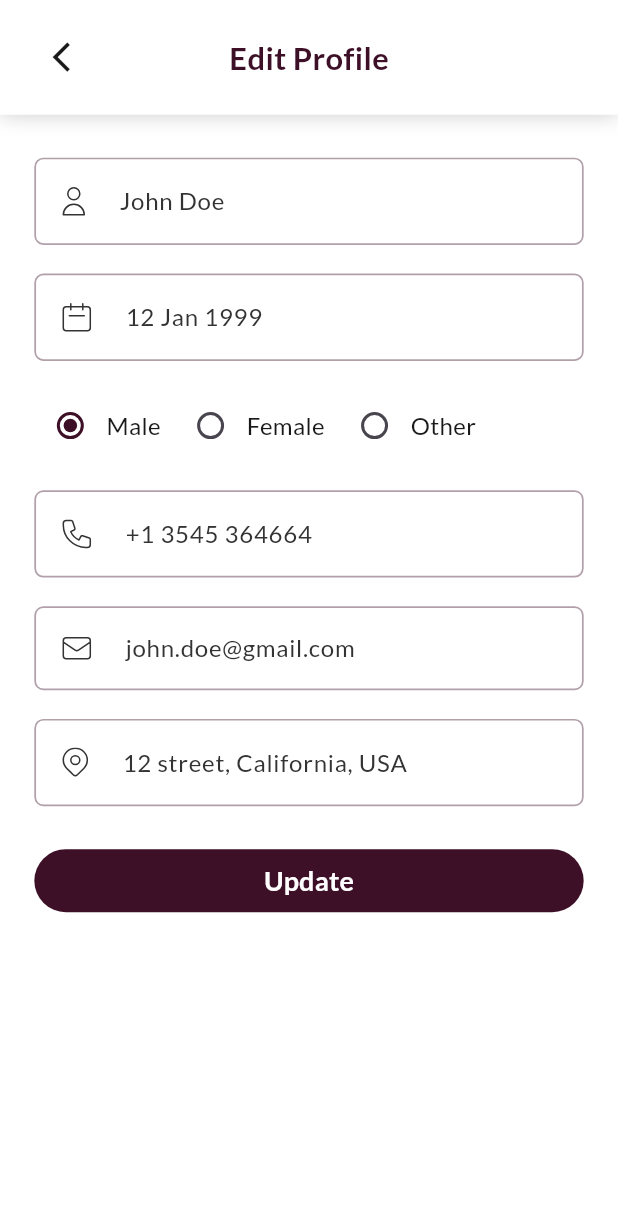
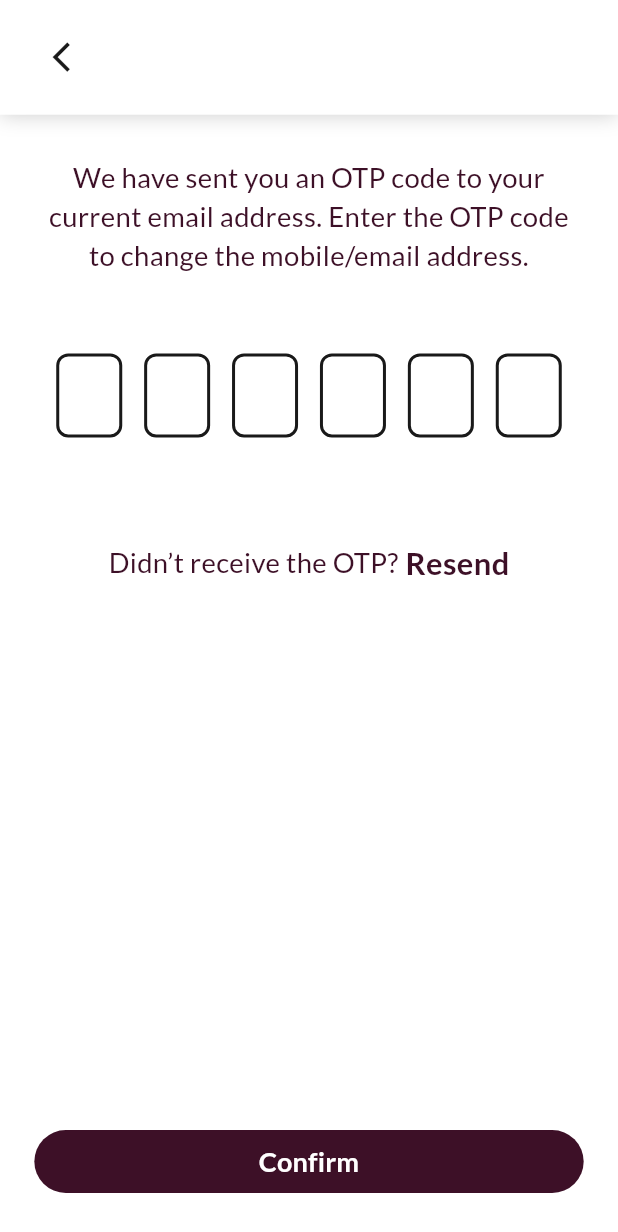
Before and after one commit to nahiduzzaman11/BarBar-App, a Flutter app: the EditProfileScreen screen opened by its route, after a tap on "Update", on a phone screen of 412 x 824 dp. Shown: the top 1232 px of the screen. Run offline on Flutter 3.47's test engine with Material 3 defaults, Android fonts, the light colour scheme and no system bars; drawn by our look-alikes of pin_code_fields; our stand-ins replace carousel_slider, dots_indicator, flutter_screenutil, flutter_svg, get, google_fonts.

Commit message:
edit_profile_validation_screen design

```diff
--- a/lib/core/route/app_route.dart
+++ b/lib/core/route/app_route.dart
@@ -11,6 +11,7 @@ import 'package:barbar_app/view/screesns/booking_payment/confirm_appointment_scr
 import 'package:barbar_app/view/screesns/booking_payment/confirm_booking_screen.dart';
 import 'package:barbar_app/view/screesns/booking_payment/select_date_time_screen.dart';
 import 'package:barbar_app/view/screesns/edit_profile/edit_profile_screen.dart';
+import 'package:barbar_app/view/screesns/edit_profile/edit_profile_validation_screen.dart';
 import 'package:barbar_app/view/screesns/forget/forget_password/forget_password_screen.dart';
 import 'package:barbar_app/view/screesns/forget/get_otp/get_otp_screen.dart';
 import 'package:barbar_app/view/screesns/forget/reset_password/reset_password_screen.dart';
@@ -69,6 +70,7 @@ class AppRoute {
 
   static const String personalInfoScreen = "/personal_information_screen";
   static const String editProfile = "/edit_profile_screen";
+  static const String editProfileValidation = "/edit_profile_validation_screen";
 
 
   static List<GetPage> routes = [
@@ -109,6 +111,7 @@ class AppRoute {
 
     GetPage(name: personalInfoScreen, page: ()=>  const PersonalInformationScreen()),
     GetPage(name: editProfile, page: ()=>  const EditProfileScreen()),
+    GetPage(name: editProfileValidation, page: ()=>  const EditProfileValidationScreen()),
 
   ];
 }
--- a/lib/view/screesns/edit_profile/edit_profile_screen.dart
+++ b/lib/view/screesns/edit_profile/edit_profile_screen.dart
@@ -1,3 +1,4 @@
+import 'package:barbar_app/core/route/app_route.dart';
 import 'package:barbar_app/utils/colors/app_colors.dart';
 import 'package:barbar_app/utils/icons/app_icons.dart';
 import 'package:barbar_app/view/widgets/app_bar/custom_app_bar.dart';
@@ -66,14 +67,14 @@ class _EditProfileScreenState extends State<EditProfileScreen> {
             crossAxisAlignment: CrossAxisAlignment.start,
             children: [
               CustomTextField(
-                textInputAction: TextInputAction.done,
+                textInputAction: TextInputAction.next,
                 hintText: "John Doe",
                 hintStyle: GoogleFonts.lato(fontSize: 14.sp, color: AppColors.white_20),
                 prefixIcon: const CustomImage(imageSrc: AppIcons.user, imageType: ImageType.svg, imageColor: AppColors.white_20),
               ),
               SizedBox(height: 16.h),
               CustomTextField(
-                textInputAction: TextInputAction.done,
+                textInputAction: TextInputAction.next,
                 hintText: "12 Jan 1999",
                 hintStyle: GoogleFonts.lato(fontSize: 14.sp, color: AppColors.white_20),
                 prefixIcon: const CustomImage(imageSrc: AppIcons.dob, imageType: ImageType.svg, imageColor: AppColors.white_20),
@@ -150,14 +151,14 @@ class _EditProfileScreenState extends State<EditProfileScreen> {
               ),
               SizedBox(height: 16.h),
               CustomTextField(
-                textInputAction: TextInputAction.done,
+                textInputAction: TextInputAction.next,
                 hintText: "+1 3545 364664",
                 hintStyle: GoogleFonts.lato(fontSize: 14.sp, color: AppColors.white_20),
                 prefixIcon: const CustomImage(imageSrc: AppIcons.phone, imageType: ImageType.svg, imageColor: AppColors.white_20),
               ),
               SizedBox(height: 16.h),
               CustomTextField(
-                textInputAction: TextInputAction.done,
+                textInputAction: TextInputAction.next,
                 hintText: "john.doe@gmail.com",
                 hintStyle: GoogleFonts.lato(fontSize: 14.sp, color: AppColors.white_20),
                 prefixIcon: const CustomImage(imageSrc: AppIcons.email, imageType: ImageType.svg, imageColor: AppColors.white_20),
@@ -172,7 +173,7 @@ class _EditProfileScreenState extends State<EditProfileScreen> {
               SizedBox(height: 24.h),
               CustomElevatedButton(
                 onPressed: () {
-                 // Get.toNamed(AppRoute.editProfile);
+                  Get.offAndToNamed(AppRoute.editProfileValidation);
                 },
                 titleText: "Update",
                 buttonWidth: MediaQuery.of(context).size.width,
--- /dev/null
+++ b/lib/view/screesns/edit_profile/edit_profile_validation_screen.dart
@@ -0,0 +1,126 @@
+import 'package:barbar_app/utils/colors/app_colors.dart';
+import 'package:barbar_app/view/widgets/app_bar/custom_app_bar.dart';
+import 'package:barbar_app/view/widgets/button/custom_button.dart';
+import 'package:barbar_app/view/widgets/text/custom_text.dart';
+import 'package:flutter/material.dart';
+import 'package:flutter_screenutil/flutter_screenutil.dart';
+import 'package:get/get.dart';
+import 'package:google_fonts/google_fonts.dart';
+import 'package:pin_code_fields/pin_code_fields.dart';
+
+class EditProfileValidationScreen extends StatelessWidget {
+  const EditProfileValidationScreen({super.key});
+
+  @override
+  Widget build(BuildContext context) {
+    var width = MediaQuery.of(context).size.width;
+    return SafeArea(
+      top: true,
+      child: Scaffold(
+        extendBody: true,
+        backgroundColor: AppColors.white_100,
+        appBar: CustomAppBar(
+          spreadRadius: 0.r,
+          appBarHeight: 64.h,
+          appBarContent: GestureDetector(
+            onTap: () {
+              Get.back();
+            },
+            child: SizedBox(
+              height: 42.h,
+              width: 42.w,
+              child: Icon(
+                Icons.arrow_back_ios,
+                size: 20.h,
+                color: AppColors.white_10,
+              ),
+            ),
+          ),
+        ),
+        body: SingleChildScrollView(
+          physics: const ClampingScrollPhysics(),
+          padding: EdgeInsets.symmetric(horizontal: 20.w, vertical: 24.h),
+          child: Column(
+            crossAxisAlignment: CrossAxisAlignment.center,
+            children: [
+              CustomText(
+                text:
+                    "We have sent you an OTP code to your current email address. Enter the OTP code to change the mobile/email address.",
+                fontSize: 16.sp,
+                maxLines: 3,
+                color: AppColors.purple_100,
+                bottom: 44.h,
+              ),
+
+              //OTP Section...
+              PinCodeTextField(
+                length: 6,
+                obscureText: false,
+                keyboardType: TextInputType.number,
+                mainAxisAlignment: MainAxisAlignment.spaceEvenly,
+                textStyle: GoogleFonts.lato(
+                  fontSize: 14.sp,
+                  fontWeight: FontWeight.w400,
+                  color: AppColors.white_10,
+                ),
+                pinTheme: PinTheme(
+                  shape: PinCodeFieldShape.box,
+                  borderRadius: BorderRadius.circular(8),
+                  disabledColor: AppColors.white_100,
+                  fieldHeight: 56,
+                  fieldWidth: 44,
+                  activeColor: AppColors.purple_100,
+                  inactiveColor: AppColors.white_10,
+                  activeFillColor: AppColors.white_100,
+                  inactiveFillColor: AppColors.white_100,
+                  selectedFillColor: AppColors.white_100,
+                  selectedColor: AppColors.white_10,
+                ),
+                backgroundColor: Colors.transparent,
+                enableActiveFill: false,
+                onCompleted: (v) {},
+                onChanged: (value) {},
+                beforeTextPaste: (text) {
+                  return true;
+                },
+                appContext: context,
+              ),
+              SizedBox(height: 44.h),
+              GestureDetector(
+                onTap: () {},
+                child: Row(
+                  crossAxisAlignment: CrossAxisAlignment.center,
+                  mainAxisAlignment: MainAxisAlignment.center,
+                  children: [
+                    CustomText(
+                      text: "Didn’t receive the OTP?",
+                      color: AppColors.purple_100,
+                      right: 4.w,
+                      fontSize: 16.sp,
+                    ),
+                    CustomText(
+                      text: "Resend",
+                      color: AppColors.purple_100,
+                      fontSize: 18.sp,
+                      fontWeight: FontWeight.w600,
+                    ),
+                  ],
+                ),
+              ),
+            ],
+          ),
+        ),
+        bottomNavigationBar: Padding(
+          padding: EdgeInsets.symmetric(horizontal: 20.w, vertical: 24.h),
+          child: CustomElevatedButton(
+            onPressed: () {
+              Get.back();
+            },
+            titleText: "Confirm",
+            buttonWidth: width,
+          ),
+        ),
+      ),
+    );
+  }
+}
--- a/lib/view/screesns/profile/personal_information_screen.dart
+++ b/lib/view/screesns/profile/personal_information_screen.dart
@@ -130,7 +130,7 @@ class PersonalInformationScreen extends StatelessWidget {
               SizedBox(height: 24.h),
               CustomElevatedButton(
                 onPressed: () {
-                  Get.toNamed(AppRoute.editProfile);
+                  Get.offAndToNamed(AppRoute.editProfile);
                 },
                 titleText: "Edit Profile",
                 buttonWidth: MediaQuery.of(context).size.width,
```
